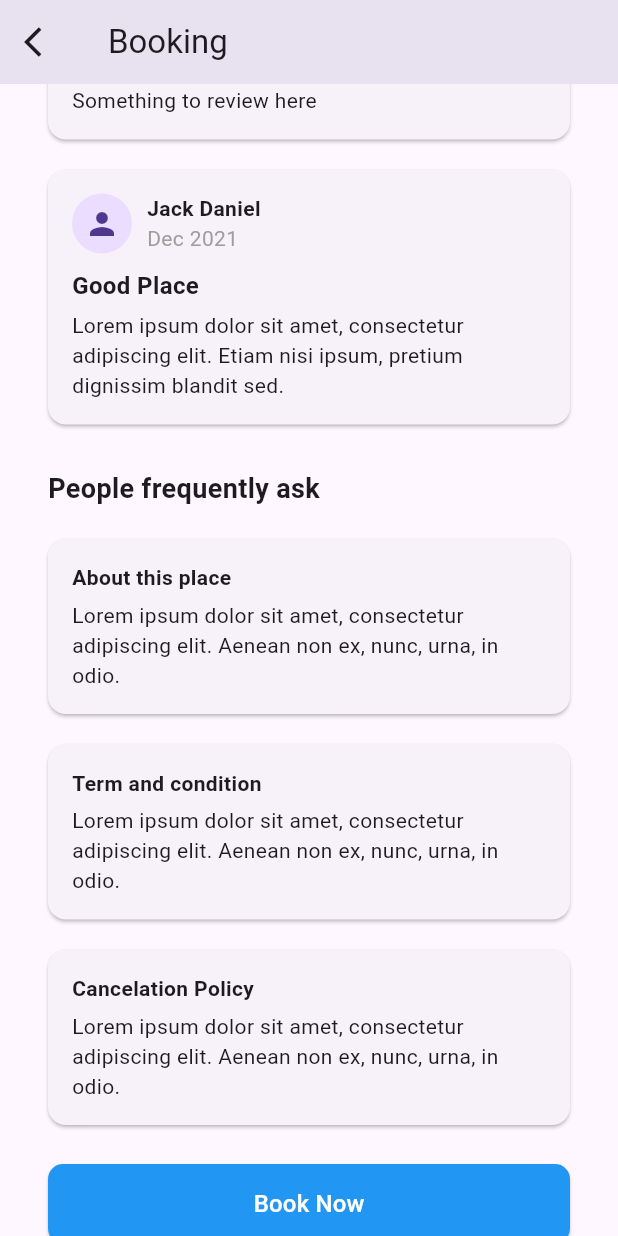
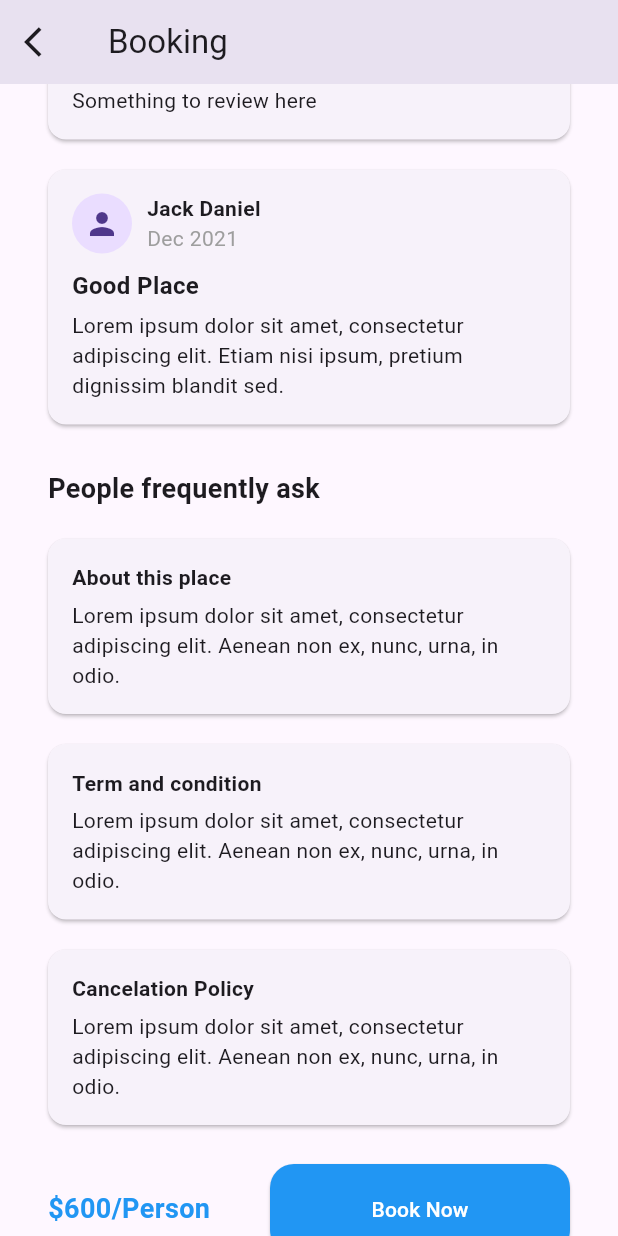
Before and after one commit to akhsak/Discover, a Flutter app: the BookingDetailScreen screen opened directly, scrolled down 1152 dp, on a phone screen of 412 x 824 dp. Run offline on Flutter 3.47's test engine with Material 3 defaults, Android fonts, the phone set to English and light mode, and no system bars; our stand-ins replace google_fonts, table_calendar.

Commit message:
edit some

```diff
--- a/lib/view/user/booking/booking_page.dart
+++ b/lib/view/user/booking/booking_page.dart
@@ -98,14 +98,14 @@ class BookingDetailScreen extends StatelessWidget {
                           children: [
                             Expanded(
                               child: Image.asset(
-                          'assets/splash1.img.jpeg', // Placeholder for the first photo
+                          'assets/splash1.img.jpeg',
                                 fit: BoxFit.cover,
                               ),
                             ),
                             SizedBox(width: 10),
                             Expanded(
                               child: Image.asset(
-                          'assets/splash1.img.jpeg', // Placeholder for the second photo
+                          'assets/splash1.img.jpeg',
                                 fit: BoxFit.cover,
                               ),
                             ),
@@ -154,6 +154,7 @@ class BookingDetailScreen extends StatelessWidget {
                                   'Lorem ipsum dolor sit amet, consectetur adipiscing elit. Aenean non ex, nunc, urna, in odio.',
                             ),
                             FAQItem(
+
                               question: 'Cancelation Policy',
                               answer:
                                   'Lorem ipsum dolor sit amet, consectetur adipiscing elit. Aenean non ex, nunc, urna, in odio.',
@@ -161,24 +162,58 @@ class BookingDetailScreen extends StatelessWidget {
                           ],
                         ),
                         SizedBox(height: 16),
-                        ElevatedButton(
+                        Row(
+                  mainAxisAlignment: MainAxisAlignment.spaceBetween,
+                  children: [
+                    Text(
+                      '\$600/Person',
+                      style:
+                          TextStyle(fontSize: 18, fontWeight: FontWeight.bold,color: Colors.blue),
+                    ),
+                    SizedBox(
+                      width: 200,
+                      child: ElevatedButton(
                         onPressed: () {
-                            Navigator.push(context, MaterialPageRoute(builder: (context) => DatePage()));
+                        //  if (_formKey.currentState?.validate() ?? false) {}
+                          Navigator.push(
+                              context,
+                              MaterialPageRoute(
+                                  builder: (context) => DatePage()));
                         },
                         style: ElevatedButton.styleFrom(
-                            padding: EdgeInsets.symmetric(vertical: 15.0),
                           backgroundColor: Colors.blue,
+                          padding: EdgeInsets.symmetric(
+                              horizontal: 40, vertical: 20),
                           shape: RoundedRectangleBorder(
-                              borderRadius: BorderRadius.circular(10.0),
+                            borderRadius: BorderRadius.circular(16),
                           ),
                         ),
-                          child: Center(
                         child: Text(
                           'Book Now',
-                              style: TextStyle(fontSize: 16.0, color: Colors.white),
+                          style: TextStyle(color: Colors.white),
                         ),
                       ),
                     ),
+                  ],
+                ),
+                        // ElevatedButton(
+                        //   onPressed: () {
+                        //     Navigator.push(context, MaterialPageRoute(builder: (context) => DatePage()));
+                        //   },
+                        //   style: ElevatedButton.styleFrom(
+                        //     padding: EdgeInsets.symmetric(vertical: 15.0),
+                        //     backgroundColor: Colors.blue,
+                        //     shape: RoundedRectangleBorder(
+                        //       borderRadius: BorderRadius.circular(10.0),
+                        //     ),
+                        //   ),
+                        //   child: Center(
+                        //     child: Text(
+                        //       'Book Now',
+                        //       style: TextStyle(fontSize: 16.0, color: Colors.white),
+                        //     ),
+                        //   ),
+                        // ),
                       ],
                     ),
                   ),
@@ -191,110 +226,3 @@ class BookingDetailScreen extends StatelessWidget {
     );
   }
 }
-
-// class ReviewCard extends StatelessWidget {
-//   final String name;
-//   final String date;
-//   final String review;
-//   final String description;
-
-//   ReviewCard({
-//     required this.name,
-//     required this.date,
-//     required this.review,
-//     required this.description,
-//   });
-
-//   @override
-//   Widget build(BuildContext context) {
-//     return Card(
-//       margin: const EdgeInsets.symmetric(vertical: 10),
-//       child: Padding(
-//         padding: const EdgeInsets.all(16.0),
-//         child: Column(
-//           crossAxisAlignment: CrossAxisAlignment.start,
-//           children: [
-//             Row(
-//               children: [
-//                 CircleAvatar(
-//                   child: Icon(Icons.person),
-//                 ),
-//                 SizedBox(width: 10),
-//                 Column(
-//                   crossAxisAlignment: CrossAxisAlignment.start,
-//                   children: [
-//                     Text(name, style: TextStyle(fontWeight: FontWeight.bold)),
-//                     Text(date, style: TextStyle(color: Colors.grey)),
-//                   ],
-//                 ),
-//               ],
-//             ),
-//             SizedBox(height: 10),
-//             Text(
-//               review,
-//               style: TextStyle(fontSize: 16, fontWeight: FontWeight.bold),
-//             ),
-//             SizedBox(height: 5),
-//             Text(description),
-//           ],
-//         ),
-//       ),
-//     );
-//   }
-// }
-
-// class FAQSection extends StatelessWidget {
-//   final String title;
-//   final List<FAQItem> faqs;
-
-//   FAQSection({required this.title, required this.faqs});
-
-//   @override
-//   Widget build(BuildContext context) {
-//     return Column(
-//       crossAxisAlignment: CrossAxisAlignment.start,
-//       children: [
-//         Text(
-//           title,
-//           style: TextStyle(fontSize: 18, fontWeight: FontWeight.bold),
-//         ),
-//         SizedBox(height: 10),
-//         ...faqs.map((faq) => FAQCard(faq: faq)).toList(),
-//       ],
-//     );
-//   }
-// }
-
-// class FAQItem {
-//   final String question;
-//   final String answer;
-
-//   FAQItem({required this.question, required this.answer});
-// }
-
-// class FAQCard extends StatelessWidget {
-//   final FAQItem faq;
-
-//   FAQCard({required this.faq});
-
-//   @override
-//   Widget build(BuildContext context) {
-//     return Card(
-//       margin: const EdgeInsets.symmetric(vertical: 10),
-//       child: Padding(
-//         padding: const EdgeInsets.all(16.0),
-//         child: Column(
-//           crossAxisAlignment: CrossAxisAlignment.start,
-//           children: [
-//             Text(
-//               faq.question,
-//               style: TextStyle(fontWeight: FontWeight.bold),
-//             ),
-//             SizedBox(height: 5),
-//             Text(faq.answer),
-//           ],
-//         ),
-//       ),
-//     );
-//   }
-// }
--- a/lib/view/user/booking/widget/booking_widget.dart
+++ b/lib/view/user/booking/widget/booking_widget.dart
@@ -27,7 +27,8 @@ class FAQItem {
   final String question;
   final String answer;
 
-  FAQItem({required this.question, required this.answer});
+
+  FAQItem({required this.question, required this.answer,});
 }
 
 class FAQCard extends StatelessWidget {
@@ -50,6 +51,7 @@ class FAQCard extends StatelessWidget {
             ),
             SizedBox(height: 5),
             Text(faq.answer),
+
           ],
         ),
       ),
--- a/lib/view/widget/welcome_screen3.dart
+++ b/lib/view/widget/welcome_screen3.dart
@@ -56,7 +56,7 @@ class _SplashScreenState extends State<WelcomeScreen3> {
                       ),
                     ),
                     SizedBox(
-                      height: 20,
+                      height: 0,
                     ),
                     SizedBox(
                       height: 50,
```
Also changed, not shown: lib/view/user/home_page.dart (+6 -5 lines), lib/view/user/search/search.dart (+14 -4 lines). Lines whose indentation alone changed are shown as unchanged.
